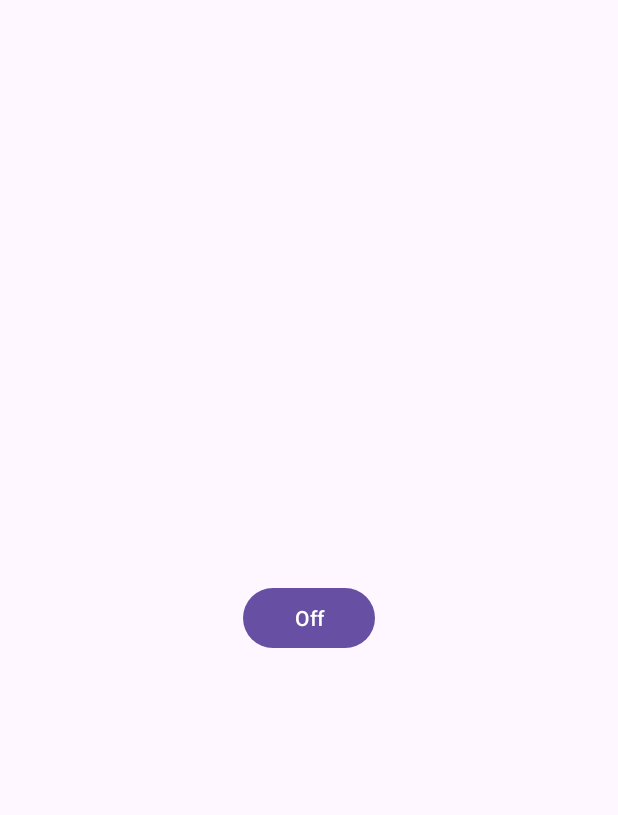
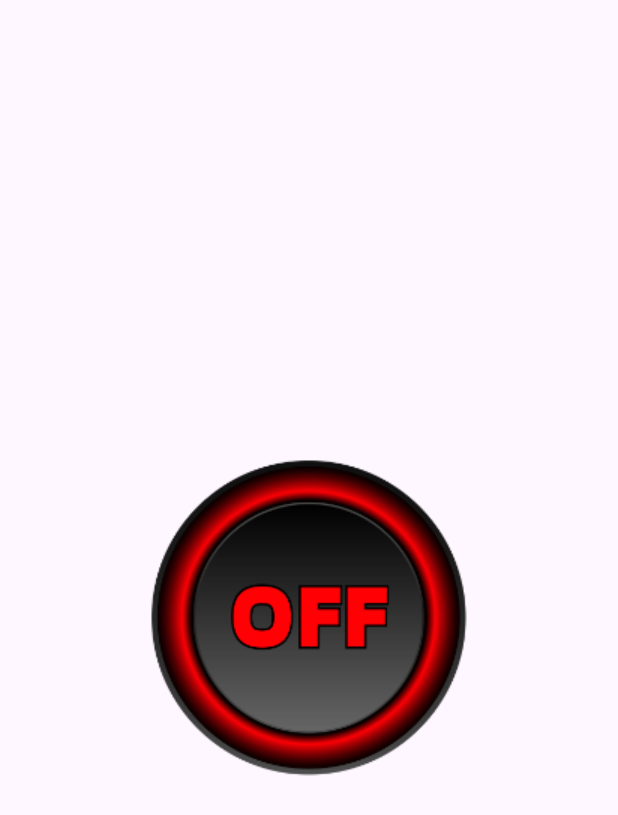
Before and after one commit to Broody-boy/Flashlight_App, an Android app: the MainActivity screen opened directly, with no data from a screen before it, on a phone screen of 412 x 824 dp. Shown: the top 815 px of the screen. Run offline under Robolectric (Android 15) with nearby library versions, the phone set to English and light mode, and no system bars; 2 statements that could not run were skipped.

Commit message:
Added ImageButton and explanatory comments

```diff
--- a/app/src/main/java/com/example/flashlight/MainActivity.kt
+++ b/app/src/main/java/com/example/flashlight/MainActivity.kt
@@ -3,10 +3,10 @@ package com.example.flashlight
 import android.content.pm.PackageManager
 import android.hardware.camera2.CameraAccessException
 import android.hardware.camera2.CameraManager
+import android.os.Bundle
+import android.widget.ImageButton
+import android.widget.Toast
 import androidx.appcompat.app.AppCompatActivity
-import android.os.Bundle
-import android.widget.Button
-import android.widget.Toast
 
 class MainActivity : AppCompatActivity() {
     private var isFlashOn = false
@@ -24,29 +24,29 @@ class MainActivity : AppCompatActivity() {
         }
 
         // Initialize the CameraManager and get the camera ID for the flash
-        cameraManager = getSystemService(CAMERA_SERVICE) as CameraManager
-        cameraId = cameraManager.cameraIdList[0]
-
+        cameraManager = getSystemService(CAMERA_SERVICE) as CameraManager   //cameraManager is the name of the object that references the system's camera manager.
+        cameraId = cameraManager.cameraIdList[0]    //getCameraIdList() is a method of the cameraManager object that returns a list of all the available cameras on the device.
+                                                    //And [0] is the index of the back camera in the list.
         // Set up the flashlight button
-        val flashlightButton = findViewById<Button>(R.id.flashlight_button)
-        flashlightButton.setOnClickListener {
+        val flashlightImgButton = findViewById<ImageButton>(R.id.flashlight_img_button)
+        flashlightImgButton.setOnClickListener {
             toggleFlashlight()
         }
     }
 
     private fun toggleFlashlight() {
-        val flashlightButton = findViewById<Button>(R.id.flashlight_button)
+        val flashlightImgButton = findViewById<ImageButton>(R.id.flashlight_img_button)
         try {
             if (isFlashOn) {
                 // Turn off the flashlight
                 cameraManager.setTorchMode(cameraId, false)
                 isFlashOn = false
-                flashlightButton.text = "Off"
+                flashlightImgButton.setImageResource(R.drawable.off)    //For ImageButton, we use setImageResource while for ImageView, we use setBackgroundResource
             } else {
                 // Turn on the flashlight
                 cameraManager.setTorchMode(cameraId, true)
                 isFlashOn = true
-                flashlightButton.text = "On"
+                flashlightImgButton.setImageResource(R.drawable.on)     //For ImageButton, we use setImageResource while for ImageView, we use setBackgroundResource
             }
         } catch (e: CameraAccessException) {
             e.printStackTrace()
--- a/app/src/main/res/layout/activity_main.xml
+++ b/app/src/main/res/layout/activity_main.xml
@@ -6,13 +6,15 @@
     android:layout_height="match_parent"
     tools:context=".MainActivity">
 
-    <Button
-        android:id="@+id/flashlight_button"
+    <ImageButton
+        android:id="@+id/flashlight_img_button"
         android:layout_width="wrap_content"
         android:layout_height="wrap_content"
-        android:text="Off"
+        android:background="@android:color/transparent"
         app:layout_constraintBottom_toBottomOf="parent"
         app:layout_constraintEnd_toEndOf="parent"
         app:layout_constraintStart_toStartOf="parent"
-        app:layout_constraintTop_toTopOf="parent" />
+        app:layout_constraintTop_toTopOf="parent"
+        app:srcCompat="@drawable/off"
+        android:contentDescription="Toggle flashlight ImageButton" />
 </androidx.constraintlayout.widget.ConstraintLayout>
```
Also changed, not shown: app/src/main/res/drawable/off.png (added), app/src/main/res/drawable/on.png (added).
